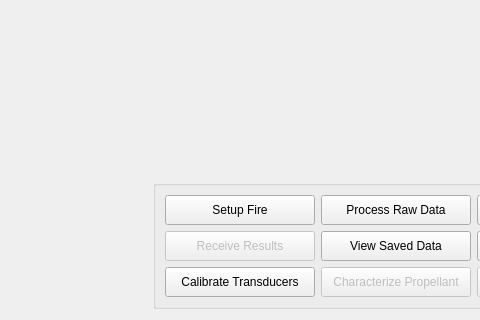
reilleya/RMTS-Software, file ui/views/forms/StartWidget.ui: the form before one commit; both pictures show x 133 to 613 and y 366 to 686 of the 1058 by 686 pixel window.
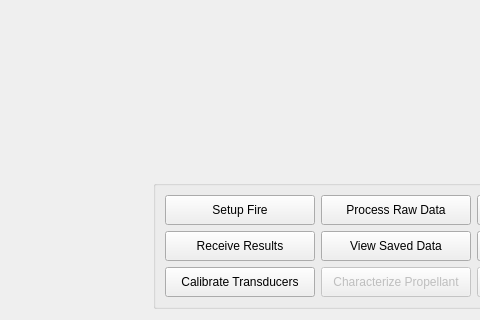
The form after the commit.

Commit message: Readded recv results menu, clear results widget when opening it

```diff
--- a/ui/views/forms/StartWidget.ui
+++ b/ui/views/forms/StartWidget.ui
@@ -125,7 +125,7 @@
         <item row="1" column="0">
          <widget class="QPushButton" name="pushButtonRecvResults">
           <property name="enabled">
-           <bool>false</bool>
+           <bool>true</bool>
           </property>
           <property name="minimumSize">
            <size>
```
The commit also changes 7 other files.
